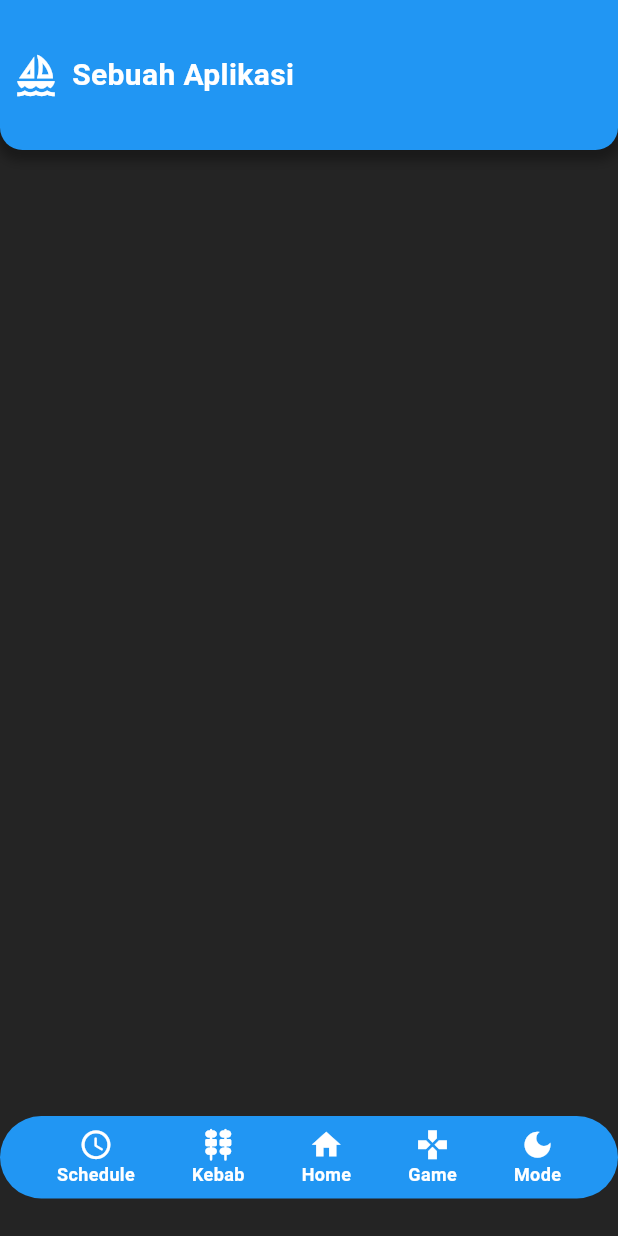
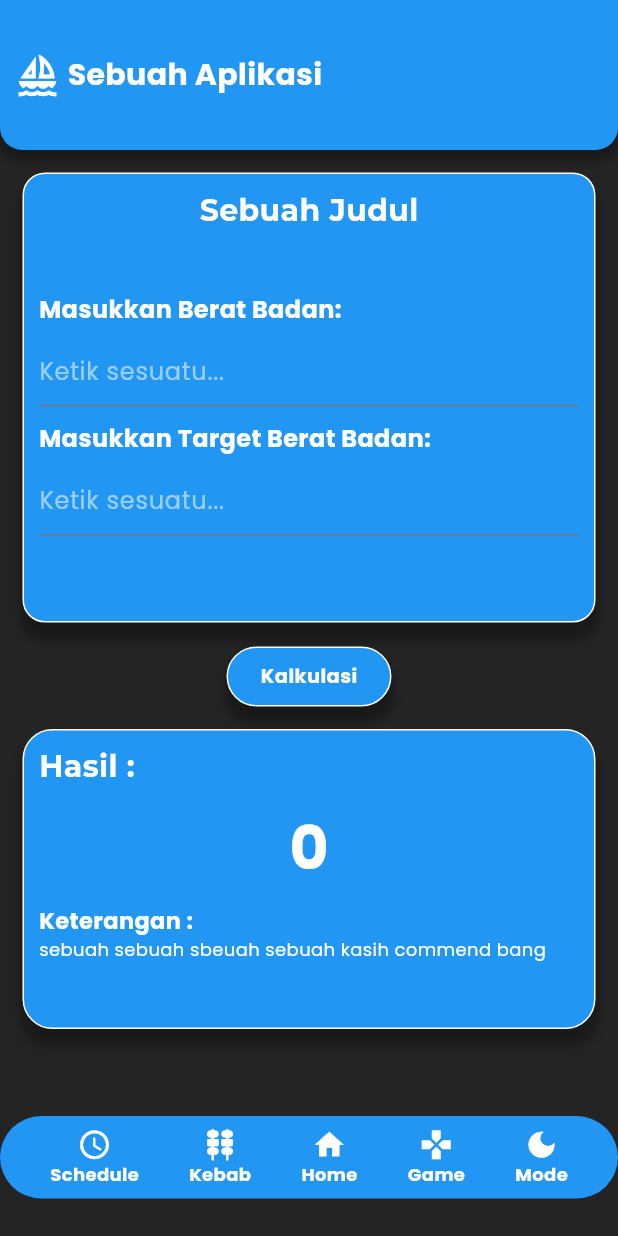
Before and after one commit to tunggulalmajid/exerciseFlutter, a Flutter app: the screen it shows after launch, item 2 of the bottom bar chosen, on a phone screen of 412 x 824 dp. Run offline on Flutter 3.47's test engine with Material 3 defaults, Android fonts, the phone set to English and light mode, and no system bars; our stand-ins replace google_fonts; network calls fail.

Commit message:
tanpa penghitungan

```diff
--- a/lib/main.dart
+++ b/lib/main.dart
@@ -1,5 +1,5 @@
-import 'package:belajarflutter2/home_page.dart';
-import 'package:belajarflutter2/page2.dart';
+import 'package:belajarflutter2/pages/home_page.dart';
+import 'package:belajarflutter2/pages/page2.dart';
 import 'package:flutter/material.dart';
 // import 'page2.dart';
 
--- a/lib/page2.dart
+++ /dev/null
@@ -1,22 +0,0 @@
-import 'package:flutter/material.dart';
-import 'widgets/navbar.dart';
-import 'widgets/bottom_navbar.dart';
-
-class MenuOne extends StatelessWidget {
-  const MenuOne({super.key});
-
-  @override
-  Widget build(BuildContext context) {
-    return MaterialApp(
-      debugShowCheckedModeBanner: false,
-      home: Scaffold(
-        backgroundColor: const Color.fromARGB(255, 36, 36, 36),
-        appBar: PreferredSize(
-          preferredSize: Size.fromHeight(200), // tinggi app bar
-          child: Navbar(tujuan: MenuOne()),
-        ),
-        bottomNavigationBar: BottomNav(),
-      ),
-    );
-  }
-}
--- a/lib/home_page.dart
+++ b/lib/pages/home_page.dart
@@ -1,18 +1,20 @@
-import 'package:belajarflutter2/page2.dart';
+import 'package:belajarflutter2/pages/page2.dart';
+import 'package:belajarflutter2/theme.dart';
 import 'package:flutter/material.dart';
-import 'widgets/button_menu.dart';
-import 'widgets/navbar.dart';
-import 'widgets/bottom_navbar.dart';
+import 'package:google_fonts/google_fonts.dart';
+import '../widgets/button_menu.dart';
+import '../widgets/navbar.dart';
+import '../widgets/bottom_navbar.dart';
 
 class HomePage extends StatelessWidget {
   HomePage({super.key});
 
   @override
   Widget build(BuildContext context) {
-    final List<Map<String, String>> buttonAja = [
-      {"tittle": "SubHome", 'route': '/subhome'},
-      {"tittle": "Makna", 'route': '/subhome'},
-      {"tittle": "Rabes", 'route': '/home'},
+    final List<Map<String, dynamic>> buttonAja = [
+      {"tittle": "SubHome", 'route': HomePage()},
+      {"tittle": "Makna", 'route': MenuOne()},
+      {"tittle": "Rabes", 'route': HomePage()},
     ];
     return MaterialApp(
       debugShowCheckedModeBanner: false,
@@ -62,7 +64,7 @@ class HomePage extends StatelessWidget {
                 padding: EdgeInsets.all(5),
                 child: Text(
                   "Menu",
-                  style: TextStyle(
+                  style: GoogleFonts.poppins(
                     fontSize: 20,
                     fontWeight: FontWeight.bold,
                     color: Colors.white,
@@ -82,11 +84,16 @@ class HomePage extends StatelessWidget {
                     buttonAja.map((button) {
                       return GestureDetector(
                         onTap: () {
-                          Navigator.pushNamed(context, "${button['route']}");
+                          Navigator.push(
+                            context,
+                            MaterialPageRoute(
+                              builder: (context) => button['route'],
+                            ),
+                          );
                         },
                         child: ButtonMenu(
                           text: '${button['tittle']}',
-                          warna: Colors.amber,
+                          warna: secondaryColor,
                           panjang: 30,
                         ),
                       );
--- /dev/null
+++ b/lib/pages/page2.dart
@@ -0,0 +1,250 @@
+import 'package:belajarflutter2/theme.dart';
+import 'package:flutter/material.dart';
+import 'package:google_fonts/google_fonts.dart';
+import '../widgets/navbar.dart';
+import '../widgets/bottom_navbar.dart';
+
+class MenuOne extends StatefulWidget {
+  const MenuOne({super.key});
+
+  @override
+  _MenuOneState createState() => _MenuOneState();
+}
+
+class _MenuOneState extends State<MenuOne> {
+  TextEditingController _controlInput1 = TextEditingController();
+  TextEditingController _controlInput2 = TextEditingController();
+  // final int inputUser;
+  // final int inputPassword;
+
+  @override
+  Widget build(BuildContext context) {
+    return MaterialApp(
+      debugShowCheckedModeBanner: false,
+      home: Scaffold(
+        backgroundColor: primaryColor,
+        appBar: PreferredSize(
+          preferredSize: Size.fromHeight(200), // tinggi app bar
+          child: Navbar(tujuan: MenuOne()),
+        ),
+        bottomNavigationBar: BottomNav(),
+        body: SingleChildScrollView(
+          child: Column(
+            children: [
+              Container(
+                margin: EdgeInsets.all(15),
+                height: 300,
+                width: 400,
+                decoration: BoxDecoration(
+                  borderRadius: BorderRadius.all(Radius.circular(15)),
+                  color: secondaryColor,
+                  border: Border.all(
+                    color: const Color.fromARGB(255, 255, 255, 255),
+                    width: 1,
+                  ),
+                  boxShadow: [
+                    BoxShadow(
+                      color: const Color.fromRGBO(
+                        0,
+                        0,
+                        0,
+                        0.3,
+                      ), // warna bayangan`
+                      spreadRadius: 2, // seberapa luas bayangan
+                      blurRadius: 5, // seberapa blur bayangan
+                      offset: Offset(0, 10), // posisi bayangan (x, y)
+                    ),
+                  ],
+                ),
+                child: Column(
+                  children: [
+                    SizedBox(height: 10),
+                    Column(
+                      crossAxisAlignment: CrossAxisAlignment.center,
+                      children: [
+                        Text(
+                          "Sebuah Judul",
+                          style: GoogleFonts.montserrat(
+                            fontWeight: FontWeight.bold,
+                            fontSize: 20,
+                            color: Colors.white,
+                          ),
+                        ),
+                      ],
+                    ),
+                    SizedBox(height: 30),
+
+                    Container(
+                      margin: EdgeInsets.all(10),
+                      child: Column(
+                        crossAxisAlignment: CrossAxisAlignment.start,
+                        children: [
+                          Text(
+                            'Masukkan Berat Badan:',
+                            style: GoogleFonts.poppins(
+                              fontSize: 16,
+                              fontWeight: FontWeight.bold,
+                              color: Colors.white,
+                            ),
+                          ),
+                          SizedBox(height: 5),
+                          TextField(
+                            controller: _controlInput1,
+                            style: TextStyle(color: Colors.white),
+                            decoration: InputDecoration(
+                              filled: false,
+                              border: UnderlineInputBorder(),
+                              hintText: 'Ketik sesuatu...',
+                              hintStyle: GoogleFonts.poppins(
+                                color: Colors.white54,
+                              ),
+                            ),
+                          ),
+                          SizedBox(height: 10),
+                          Text(
+                            'Masukkan Target Berat Badan:',
+                            style: GoogleFonts.poppins(
+                              fontSize: 16,
+                              fontWeight: FontWeight.bold,
+                              color: Colors.white,
+                            ),
+                          ),
+                          SizedBox(height: 5),
+                          TextField(
+                            controller: _controlInput2,
+                            style: TextStyle(color: Colors.white),
+                            decoration: InputDecoration(
+                              filled: false,
+                              border: UnderlineInputBorder(),
+                              hintText: 'Ketik sesuatu...',
+                              hintStyle: GoogleFonts.poppins(
+                                color: Colors.white54,
+                              ),
+                            ),
+                          ),
+                        ],
+                      ),
+                    ),
+                  ],
+                ),
+              ),
+              SizedBox(height: 1),
+              GestureDetector(
+                onTap: () {},
+                child: Container(
+                  width: 110,
+                  height: 40,
+                  decoration: BoxDecoration(
+                    color: secondaryColor,
+                    borderRadius: BorderRadius.all(Radius.circular(20)),
+                    border: Border.all(color: Colors.white, width: 1),
+                    boxShadow: [
+                      BoxShadow(
+                        color: const Color.fromRGBO(
+                          0,
+                          0,
+                          0,
+                          0.3,
+                        ), // warna bayangan`
+                        spreadRadius: 2, // seberapa luas bayangan
+                        blurRadius: 5, // seberapa blur bayangan
+                        offset: Offset(0, 10), // posisi bayangan (x, y)
+                      ),
+                    ],
+                  ),
+                  child: Center(
+                    child: Text(
+                      "Kalkulasi",
+                      style: GoogleFonts.poppins(
+                        fontSize: 13,
+                        fontWeight: FontWeight.bold,
+                        color: Colors.white,
+                      ),
+                    ),
+                  ),
+                ),
+              ),
+
+              Container(
+                margin: EdgeInsets.all(15),
+                height: 200,
+                width: 400,
+                decoration: BoxDecoration(
+                  color: secondaryColor,
+                  borderRadius: BorderRadius.all(Radius.circular(20)),
+                  border: Border.all(color: Colors.white, width: 1),
+                  boxShadow: [
+                    BoxShadow(
+                      color: const Color.fromRGBO(
+                        0,
+                        0,
+                        0,
+                        0.3,
+                      ), // warna bayangan`
+                      spreadRadius: 2, // seberapa luas bayangan
+                      blurRadius: 5, // seberapa blur bayangan
+                      offset: Offset(0, 10), // posisi bayangan (x, y)
+                    ),
+                  ],
+                ),
+                child: Column(
+                  crossAxisAlignment: CrossAxisAlignment.start,
+                  children: [
+                    Container(
+                      padding: EdgeInsets.all(10),
+                      child: Text(
+                        "Hasil :",
+                        style: GoogleFonts.montserrat(
+                          fontWeight: FontWeight.bold,
+                          fontSize: 20,
+                          color: Colors.white,
+                        ),
+                      ),
+                    ),
+                    Row(
+                      mainAxisAlignment: MainAxisAlignment.center,
+                      children: [
+                        Text(
+                          "0",
+                          style: GoogleFonts.poppins(
+                            fontSize: 40,
+                            fontWeight: FontWeight.bold,
+                            color: Colors.white,
+                          ),
+                        ),
+                      ],
+                    ),
+                    Container(
+                      padding: EdgeInsets.all(10),
+                      child: Column(
+                        crossAxisAlignment: CrossAxisAlignment.start,
+                        children: [
+                          Text(
+                            "Keterangan : ",
+                            style: GoogleFonts.poppins(
+                              fontSize: 15,
+                              fontWeight: FontWeight.bold,
+                              color: Colors.white,
+                            ),
+                          ),
+                          Text(
+                            "sebuah sebuah sbeuah sebuah kasih commend bang",
+                            style: GoogleFonts.poppins(
+                              fontSize: 12,
+                              fontWeight: FontWeight.normal,
+                              color: Colors.white,
+                            ),
+                          ),
+                        ],
+                      ),
+                    ),
+                  ],
+                ),
+              ),
+            ],
+          ),
+        ),
+      ),
+    );
+  }
+}
--- /dev/null
+++ b/lib/theme.dart
@@ -0,0 +1,3 @@
+import 'package:flutter/material.dart';
+Color primaryColor = const Color.fromARGB(255, 36, 36, 36);
+Color secondaryColor = Colors.blue;
--- a/lib/widgets/bottom_navbar.dart
+++ b/lib/widgets/bottom_navbar.dart
@@ -1,6 +1,7 @@
-import 'package:belajarflutter2/home_page.dart';
+import 'package:belajarflutter2/pages/home_page.dart';
 import 'package:flutter/material.dart';
-import '../page2.dart';
+import '../pages/page2.dart';
+import 'package:google_fonts/google_fonts.dart';
 
 class BottomNav extends StatelessWidget {
   const BottomNav({super.key});
@@ -32,7 +33,7 @@ class BottomNav extends StatelessWidget {
                 Icon(size: 23, color: Colors.white, Icons.schedule_rounded),
                 Text(
                   "Schedule",
-                  style: TextStyle(
+                  style: GoogleFonts.poppins(
                     fontWeight: FontWeight.bold,
                     fontSize: 12,
                     color: Colors.white,
@@ -55,7 +56,7 @@ class BottomNav extends StatelessWidget {
                 Icon(size: 23, color: Colors.white, Icons.kebab_dining_rounded),
                 Text(
                   "Kebab",
-                  style: TextStyle(
+                  style: GoogleFonts.poppins(
                     fontWeight: FontWeight.bold,
                     fontSize: 12,
                     color: Colors.white,
@@ -78,7 +79,7 @@ class BottomNav extends StatelessWidget {
                 Icon(size: 23, color: Colors.white, Icons.home),
                 Text(
                   "Home",
-                  style: TextStyle(
+                  style: GoogleFonts.poppins(
                     fontWeight: FontWeight.bold,
                     fontSize: 12,
                     color: Colors.white,
@@ -101,7 +102,7 @@ class BottomNav extends StatelessWidget {
                 Icon(size: 23, color: Colors.white, Icons.gamepad),
                 Text(
                   "Game",
-                  style: TextStyle(
+                  style: GoogleFonts.poppins(
                     fontWeight: FontWeight.bold,
                     fontSize: 12,
                     color: Colors.white,
@@ -124,7 +125,7 @@ class BottomNav extends StatelessWidget {
                 Icon(size: 23, color: Colors.white, Icons.dark_mode_sharp),
                 Text(
                   "Mode",
-                  style: TextStyle(
+                  style: GoogleFonts.poppins(
                     fontWeight: FontWeight.bold,
                     fontSize: 12,
                     color: Colors.white,
--- a/lib/widgets/button_menu.dart
+++ b/lib/widgets/button_menu.dart
@@ -1,4 +1,5 @@
 import 'package:flutter/material.dart';
+import 'package:google_fonts/google_fonts.dart';
 
 class ButtonMenu extends StatelessWidget {
   const ButtonMenu({
@@ -29,7 +30,10 @@ class ButtonMenu extends StatelessWidget {
       child: Center(
         child: Text(
           text,
-          style: TextStyle(fontSize: 17, fontWeight: FontWeight.bold),
+          style: GoogleFonts.montserrat(
+            fontSize: 17,
+            fontWeight: FontWeight.w700,
+          ),
         ),
       ),
     );
--- a/lib/widgets/navbar.dart
+++ b/lib/widgets/navbar.dart
@@ -1,4 +1,5 @@
 import 'package:flutter/material.dart';
+import 'package:google_fonts/google_fonts.dart';
 
 class Navbar extends StatelessWidget {
   final Widget tujuan;
@@ -14,7 +15,7 @@ class Navbar extends StatelessWidget {
           color: Colors.blue,
           boxShadow: [
             BoxShadow(
-              color: const Color.fromRGBO(0, 0, 0, 0.3), // warna bayangan
+              color: const Color.fromRGBO(0, 0, 0, 0.3), // warna bayangan`
               spreadRadius: 2, // seberapa luas bayangan
               blurRadius: 5, // seberapa blur bayangan
               offset: Offset(0, 5), // posisi bayangan (x, y)
@@ -29,18 +30,24 @@ class Navbar extends StatelessWidget {
           mainAxisAlignment: MainAxisAlignment.start,
           crossAxisAlignment: CrossAxisAlignment.center,
           children: [
-            IconButton(
-              onPressed: () {
+            SizedBox(width: 10),
+            GestureDetector(
+              onTap: () {
                 Navigator.push(
                   context,
                   MaterialPageRoute(builder: (context) => tujuan),
                 );
               },
-              icon: Icon(Icons.sailing_outlined, color: Colors.white, size: 30),
+              child: Icon(
+                Icons.sailing_outlined,
+                color: Colors.white,
+                size: 30,
+              ),
             ),
+            SizedBox(width: 5),
             Text(
               "Sebuah Aplikasi",
-              style: TextStyle(
+              style: GoogleFonts.poppins(
                 fontWeight: FontWeight.bold,
                 fontSize: 20,
                 color: Colors.white,
--- a/pubspec.yaml
+++ b/pubspec.yaml
@@ -2,7 +2,7 @@ name: belajarflutter2
 description: "A new Flutter project."
 # The following line prevents the package from being accidentally published to
 # pub.dev using `flutter pub publish`. This is preferred for private packages.
-publish_to: 'none' # Remove this line if you wish to publish to pub.dev
+publish_to: "none" # Remove this line if you wish to publish to pub.dev
 
 # The following defines the version and build number for your application.
 # A version number is three numbers separated by dots, like 1.2.43
@@ -34,6 +34,7 @@ dependencies:
   # The following adds the Cupertino Icons font to your application.
   # Use with the CupertinoIcons class for iOS style icons.
   cupertino_icons: ^1.0.8
+  google_fonts: ^6.2.1
 
 dev_dependencies:
   flutter_test:
@@ -51,7 +52,6 @@ dev_dependencies:
 
 # The following section is specific to Flutter packages.
 flutter:
-
   # The following line ensures that the Material Icons font is
   # included with your application, so that you can use the icons in
   # the material Icons class.
```
Also changed, not shown: pubspec.lock, 1 other file.
